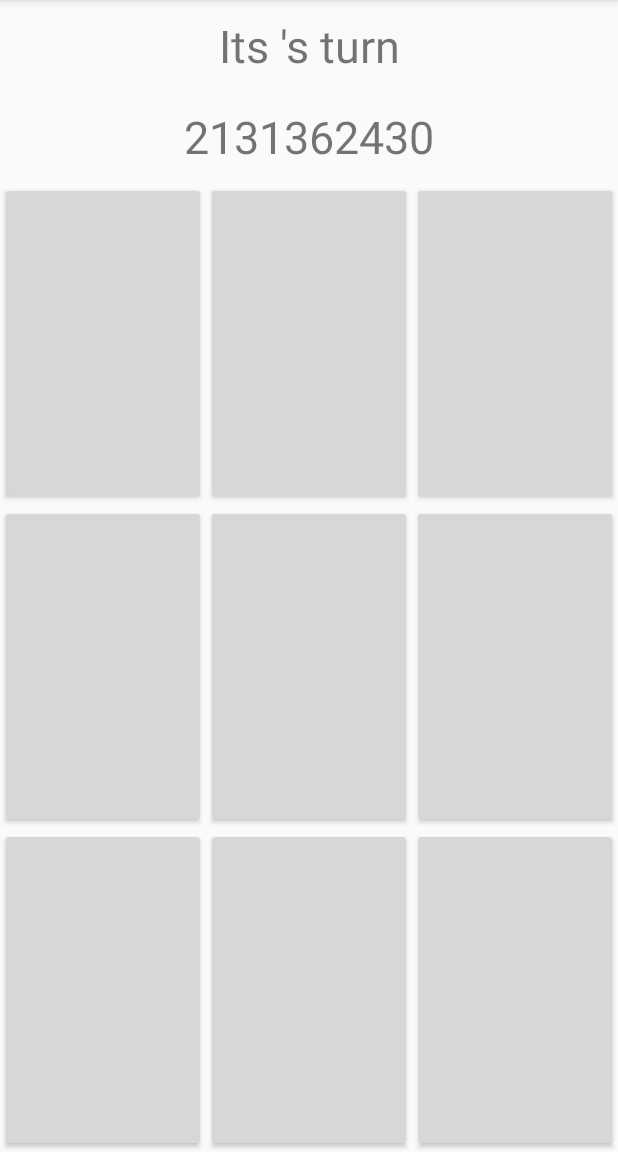
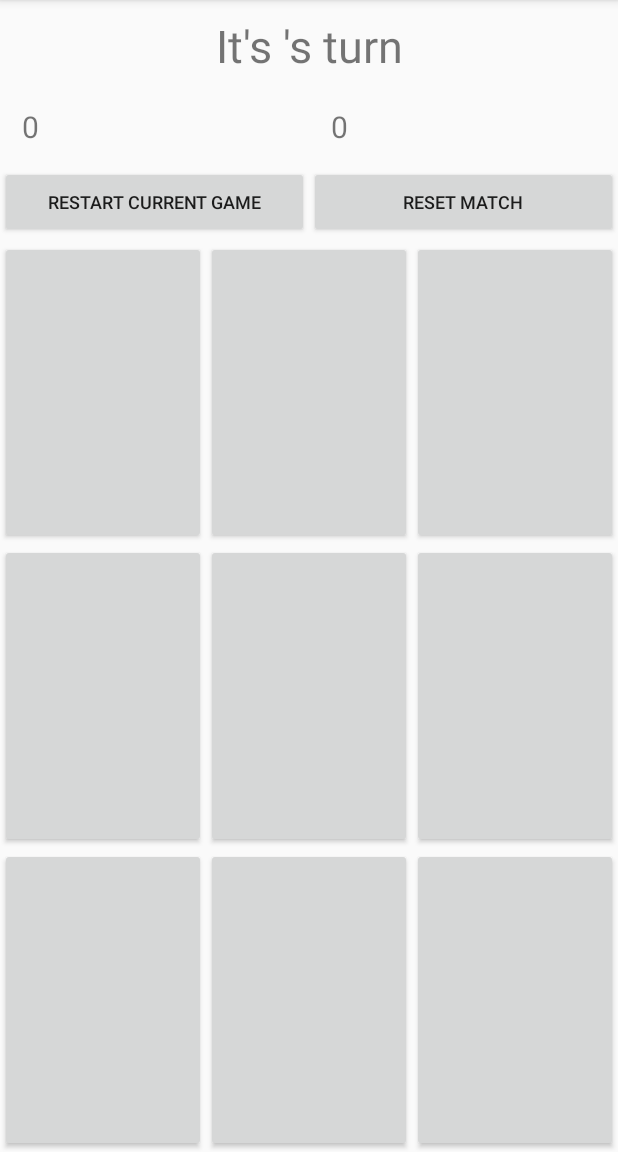
Before and after one commit to primChareka/TicTacToe, an Android app: the screen it shows after launch (GameScreenActivity), after a tap on an icon or button, on a phone screen of 412 x 824 dp, the part 84-1236 px from its top. Run offline under Robolectric (Android 15) with nearby library versions, the phone set to English and light mode, and no system bars.

```diff
--- a/app/src/main/java/com/teetoh/tictactoe/MainActivity.java
+++ b/app/src/main/java/com/teetoh/tictactoe/MainActivity.java
@@ -22,11 +22,11 @@ public class MainActivity extends AppCompatActivity {
         Intent intent = new Intent(this, GameScreenActivity.class);
 
 
-        EditText editText = (EditText) findViewById(R.id.player1);
+        EditText editText = findViewById(R.id.player1);
         String name1 = editText.getText().toString();
         intent.putExtra(PLAYER1, name1);
 
-        editText = (EditText) findViewById(R.id.player2);
+        editText = findViewById(R.id.player2);
         String name2 = editText.getText().toString();
         intent.putExtra(PLAYER2, name2);
 
--- a/app/src/main/res/layout/activity_game_screen.xml
+++ b/app/src/main/res/layout/activity_game_screen.xml
@@ -12,21 +12,62 @@
         android:id="@+id/currentPlayer"
         android:layout_width="match_parent"
         android:layout_height="wrap_content"
+        android:gravity="center"
+        android:padding="10sp"
         android:textAlignment="gravity"
         android:textAllCaps="false"
-        android:textSize="30sp"
-        android:gravity="center"
-        android:padding="10sp"/>
+        android:textSize="30sp" />
 
-    <TextView
-        android:id="@+id/display"
+    <LinearLayout
         android:layout_width="match_parent"
-        android:layout_height="wrap_content"
-        android:textAlignment="gravity"
-        android:textAllCaps="false"
-        android:textSize="30sp"
-        android:gravity="center"
-        android:padding="10sp"/>
+        android:layout_height="50dp"
+        android:orientation="horizontal">
+
+        <TextView
+            android:id="@+id/player1Score"
+            android:layout_width="match_parent"
+            android:layout_height="match_parent"
+            android:layout_weight="1"
+            android:gravity="start"
+            android:padding="10sp"
+            android:textAlignment="viewStart"
+            android:textSize="20sp" />
+
+        <TextView
+            android:id="@+id/player2Score"
+            android:layout_width="match_parent"
+            android:layout_height="match_parent"
+            android:layout_weight="1"
+            android:gravity="start"
+            android:padding="10sp"
+            android:textAlignment="viewStart"
+            android:textSize="20sp" />
+
+    </LinearLayout>
+
+    <LinearLayout
+        android:layout_width="match_parent"
+        android:layout_height="50dp"
+        android:orientation="horizontal">
+
+        <Button
+            android:id="@+id/restart"
+            android:layout_width="match_parent"
+            android:layout_height="wrap_content"
+            android:layout_weight="1"
+            android:onClick="restartGame"
+            android:text="Restart Current Game"
+            android:textSize="12sp"/>
+        <Button
+            android:id="@+id/reset"
+            android:layout_width="match_parent"
+            android:layout_height="wrap_content"
+            android:layout_weight="1"
+            android:onClick="resetMatch"
+            android:text="Reset Match"
+            android:textSize="12sp"/>
+
+    </LinearLayout>
 
     <LinearLayout
         android:layout_width="match_parent"
@@ -38,22 +79,24 @@
             android:layout_width="0dp"
             android:layout_height="match_parent"
             android:layout_weight="1"
-            android:onClick="setSquare"></Button>
+            android:onClick="setSquare"
+            android:textSize="30sp"></Button>
 
         <Button
             android:id="@+id/button_01"
             android:layout_width="0dp"
             android:layout_height="match_parent"
             android:layout_weight="1"
-            android:onClick="setSquare"></Button>
+            android:onClick="setSquare"
+            android:textSize="30sp"></Button>
 
         <Button
             android:id="@+id/button_02"
             android:layout_width="0dp"
             android:layout_height="match_parent"
             android:layout_weight="1"
-            android:onClick="setSquare">
-        </Button>
+            android:onClick="setSquare"
+            android:textSize="30sp"></Button>
     </LinearLayout>
 
     <LinearLayout
@@ -66,24 +109,24 @@
             android:layout_width="0dp"
             android:layout_height="match_parent"
             android:layout_weight="1"
-            android:onClick="setSquare">
-        </Button>
+            android:onClick="setSquare"
+            android:textSize="30sp"></Button>
 
         <Button
             android:id="@+id/button_11"
             android:layout_width="0dp"
             android:layout_height="match_parent"
             android:layout_weight="1"
-            android:onClick="setSquare">
-        </Button>
+            android:onClick="setSquare"
+            android:textSize="30sp"></Button>
 
         <Button
             android:id="@+id/button_12"
             android:layout_width="0dp"
             android:layout_height="match_parent"
             android:layout_weight="1"
-            android:onClick="setSquare">
-        </Button>
+            android:onClick="setSquare"
+            android:textSize="30sp"></Button>
     </LinearLayout>
 
     <LinearLayout
@@ -96,24 +139,24 @@
             android:layout_width="0dp"
             android:layout_height="match_parent"
             android:layout_weight="1"
-            android:onClick="setSquare">
-        </Button>
+            android:onClick="setSquare"
+            android:textSize="30sp"></Button>
 
         <Button
             android:id="@+id/button_21"
             android:layout_width="0dp"
             android:layout_height="match_parent"
             android:layout_weight="1"
-            android:onClick="setSquare">
-        </Button>
+            android:onClick="setSquare"
+            android:textSize="30sp"></Button>
 
         <Button
             android:id="@+id/button_22"
             android:layout_width="0dp"
             android:layout_height="match_parent"
             android:layout_weight="1"
-            android:onClick="setSquare">
-        </Button>
+            android:onClick="setSquare"
+            android:textSize="30sp"></Button>
     </LinearLayout>
 
 </LinearLayout>
--- a/app/src/main/res/layout/activity_main.xml
+++ b/app/src/main/res/layout/activity_main.xml
@@ -15,6 +15,7 @@
         android:ems="10"
         android:hint="@string/player2_name"
         android:inputType="textPersonName"
+        android:maxLength="8"
         app:layout_constraintEnd_toEndOf="@+id/player1"
         app:layout_constraintStart_toStartOf="@+id/player1"
         app:layout_constraintTop_toBottomOf="@+id/player1" />
@@ -56,6 +57,7 @@
         android:ems="10"
         android:hint="@string/player1_name"
         android:inputType="textPersonName"
+        android:maxLength="8"
         app:layout_constraintEnd_toEndOf="@+id/textView"
         app:layout_constraintStart_toStartOf="@+id/textView"
         app:layout_constraintTop_toBottomOf="@+id/textView" />
```
Also changed, not shown: app/src/main/AndroidManifest.xml (+0 -9 lines), app/src/main/java/com/teetoh/tictactoe/DisplayMessageActivity.java (deleted, +0 -22 lines), app/src/main/java/com/teetoh/tictactoe/GameScreenActivity.java (+121 -33 lines).
